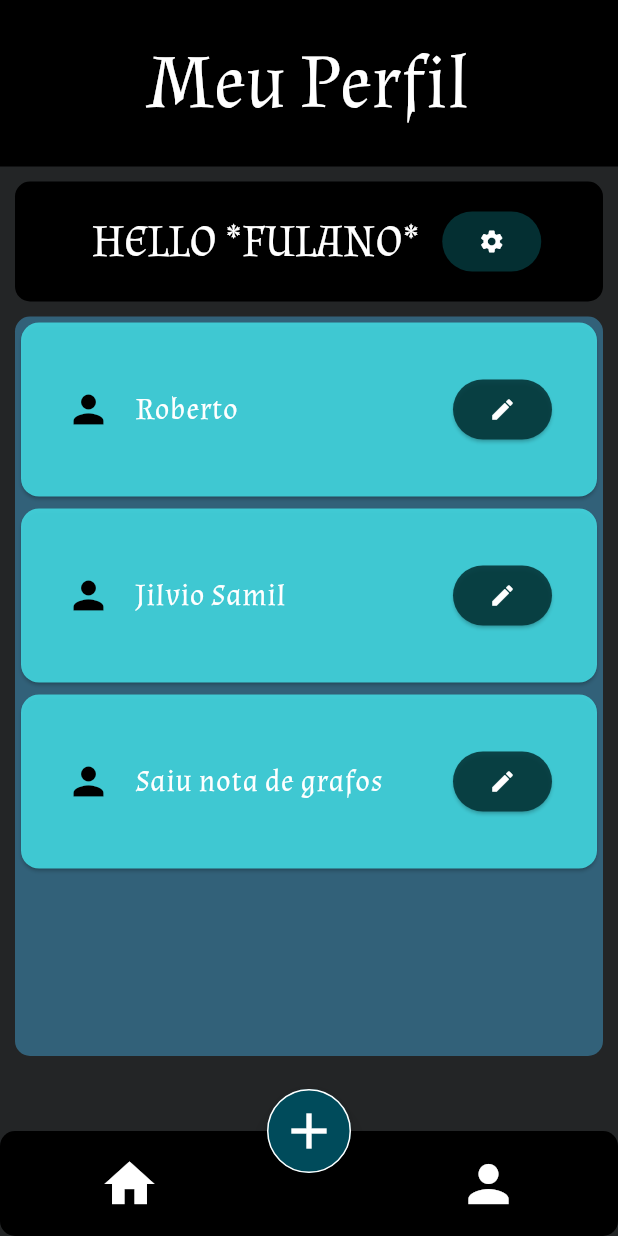
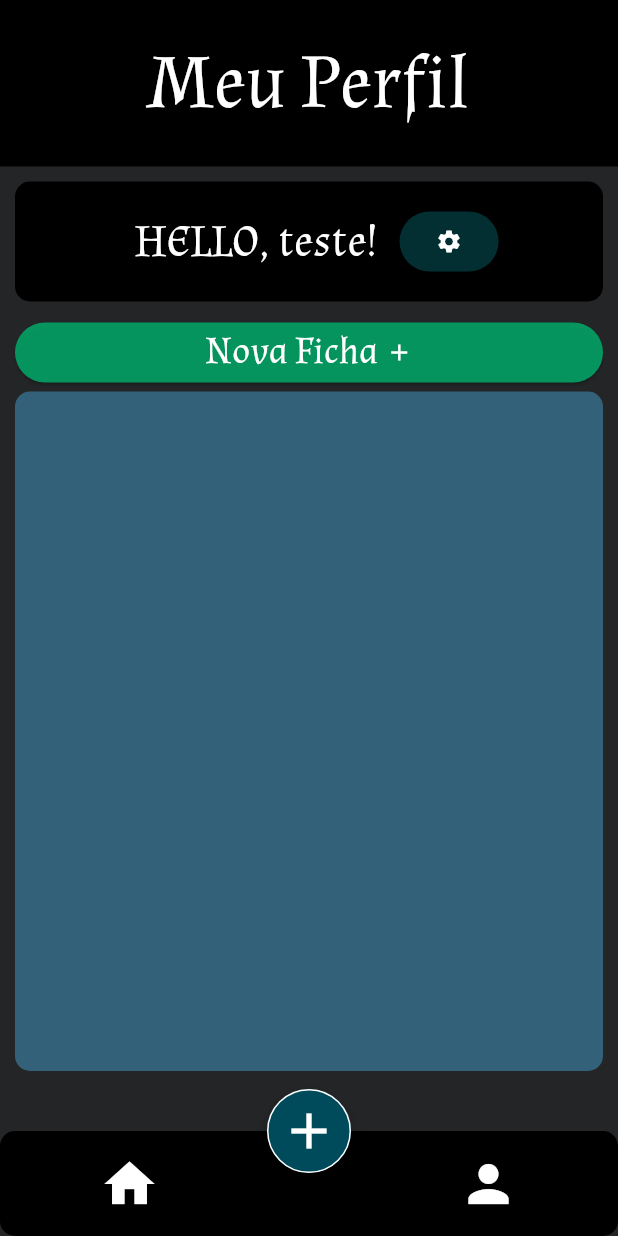
Before and after one commit to vinitava07/RPG-GO, a Flutter app: the Profile screen opened directly, on a phone screen of 412 x 824 dp. Run offline on Flutter 3.47's test engine with Material 3 defaults, Android fonts, the phone set to English and light mode, and no system bars; our stand-ins replace flutter_dotenv, flutter_svg, google_fonts, popover.

Commit message:
fullstack bacana

```diff
--- a/rpg_go/lib/main.dart
+++ b/rpg_go/lib/main.dart
@@ -9,7 +9,8 @@ import 'package:rpg_go/pages/master_room.dart';
 
 Future main() async {
   await dotenv.load(fileName: "lib/.env");
-  runApp(const MyApp());
+  runApp(
+    const MyApp());
 }
 
 class MyApp extends StatelessWidget {
@@ -21,7 +22,7 @@ class MyApp extends StatelessWidget {
       debugShowCheckedModeBanner: false,
       home: LoginPage(),
       routes: {
-        '/home_revival': (context) => HomeRevival(null),
+        '/home_revival': (context) => HomeRevival(),
         '/master_room': (context) =>  MasterRoom(),
       },
     );
--- /dev/null
+++ b/rpg_go/lib/models/globals.dart
@@ -0,0 +1,3 @@
+import 'package:rpg_go/models/User.dart';
+
+User loggedUser = User(-1, "teste", "teste", [], [], []);
--- a/rpg_go/lib/pages/login_page.dart
+++ b/rpg_go/lib/pages/login_page.dart
@@ -2,11 +2,13 @@ import 'dart:convert';
 import 'dart:async';
 import 'package:flutter/material.dart';
 import 'package:rpg_go/components/text_field.dart';
+import 'package:rpg_go/models/globals.dart';
 import 'package:rpg_go/pages/home_revival.dart';
 import 'package:rpg_go/pages/sign_up.dart';
 import 'package:rpg_go/models/User.dart';
 import 'package:http/http.dart' as http;
 import 'package:flutter_dotenv/flutter_dotenv.dart';
+import 'package:rpg_go/models/globals.dart' as globals;
 
 class LoginPage extends StatelessWidget {
   LoginPage({
@@ -97,7 +99,7 @@ class LoginPage extends StatelessWidget {
                               Navigator.push(
                                   context,
                                   MaterialPageRoute(
-                                      builder: (context) => HomeRevival(user)));
+                                      builder: (context) => HomeRevival()));
                             } else {
                               print("ERRO");
                               showDialog(
@@ -147,7 +149,7 @@ class LoginPage extends StatelessWidget {
       // If the server did return a 200 CREATED response,
       // then parse the JSON.
       print(response.body);
-      user = User.fromJson(jsonDecode(response.body) as Map<String, dynamic>);
+      globals.loggedUser = User.fromJson(jsonDecode(response.body) as Map<String, dynamic>);
       return true;
     } else {
       // If the server did not return a 201 CREATED response,
--- a/rpg_go/lib/pages/profile.dart
+++ b/rpg_go/lib/pages/profile.dart
@@ -4,6 +4,8 @@ import 'package:rpg_go/components/floating_menu_buttons.dart';
 import 'package:rpg_go/components/player_tile.dart';
 import 'package:rpg_go/components/room_header.dart';
 import 'package:rpg_go/pages/profile_settings.dart';
+import 'package:rpg_go/pages/edit_sheet_page.dart';
+import 'package:rpg_go/models/globals.dart' as globals;
 
 class Profile extends StatefulWidget {
   const Profile({super.key});
@@ -13,8 +15,11 @@ class Profile extends StatefulWidget {
 }
 
 class _ProfileState extends State<Profile> {
+  List<PlayerTile>? sheetList = [];
   @override
   Widget build(BuildContext context) {
+    sheetList = [];
+    sheetToTile();
     return Scaffold(
       backgroundColor: const Color.fromRGBO(35, 37, 38, 1),
       body: SafeArea(
@@ -43,9 +48,9 @@ class _ProfileState extends State<Profile> {
                               const SizedBox(
                                 width: 10,
                               ),
-                              const Text(
-                                "HELLO *FULANO*",
-                                style: TextStyle(
+                              Text(
+                                "HELLO, ${globals.loggedUser.name}!",
+                                style: const TextStyle(
                                     color: Colors.white,
                                     fontSize: 30,
                                     fontFamily: 'Revol'),
@@ -77,17 +82,45 @@ class _ProfileState extends State<Profile> {
                     Container(
                       margin: const EdgeInsets.only(
                           top: 100, bottom: 50, left: 10, right: 10),
+                      child: ElevatedButton(
+                              style: ElevatedButton.styleFrom(
+                                  backgroundColor:
+                                      const Color.fromARGB(227, 4, 163, 102)),
+                              onPressed: () {
+                                Navigator.push(
+                                    context,
+                                    MaterialPageRoute(
+                                        builder: (context) =>
+                                            const EditSheetPage()));
+                              },
+                              child: const Row(
+                                mainAxisAlignment: MainAxisAlignment.center,
+                                children: [
+                                  Text("Nova Ficha",
+                                      style: TextStyle(
+                                          color: Colors.white, fontSize: 25, fontFamily: 'Revol')),
+                                  SizedBox(width: 5,),
+                                  Icon(
+                                    Icons.add,
+                                    color: Colors.white,
+                                  ),
+                                ],
+                              ),
+                            ),
+                    ),
+                    Container(
+                      margin: const EdgeInsets.only(
+                          top: 150, bottom: 40, left: 10, right: 10),
                       decoration: const BoxDecoration(
                         color: Color.fromRGBO(50, 97, 121, 1),
                         borderRadius: BorderRadius.all(Radius.circular(10)),
                       ),
-                      child: ListView(
+                      child: ListView.builder(
+                        itemCount: sheetList!.length,
+                        itemBuilder: (context, index) {
+                          return sheetList![index];
+                        },
                         //physics: const BouncingScrollPhysics(),
-                        children: const [
-                          PlayerTile("Roberto"),
-                          PlayerTile("Jilvio Samil"),
-                          PlayerTile("Saiu nota de grafos"),
-                        ],
                       ),
                     ),
                   ],
@@ -106,4 +139,10 @@ class _ProfileState extends State<Profile> {
       ),
     );
   }
+
+  void sheetToTile() {
+    for (var sheet in globals.loggedUser!.sheets!) {
+      sheetList?.add(PlayerTile(sheet.name));
+    }
+  }
 }
--- a/rpg_go/lib/pages/sign_up.dart
+++ b/rpg_go/lib/pages/sign_up.dart
@@ -114,7 +114,7 @@ class SignUpPage extends StatelessWidget {
                                     context,
                                     MaterialPageRoute(
                                         builder: (context) =>
-                                            HomeRevival(user!)));
+                                            HomeRevival()));
                               } else {
                                 print("usuario ja existe");
                               }
--- a/rpg_go/pubspec.yaml
+++ b/rpg_go/pubspec.yaml
@@ -41,6 +41,7 @@ dependencies:
   qr_flutter: ^4.1.0
   http: ^1.2.1
   flutter_dotenv: ^5.1.0
+  provider: ^6.1.2
 
 dev_dependencies:
   flutter_test:
```
Also changed, not shown: rpg_go/lib/models/Room.dart (+16 -21 lines), rpg_go/lib/models/Sheet.dart (+16 -21 lines), rpg_go/lib/models/Table.dart (+20 -18 lines), rpg_go/lib/models/User.dart (+6 -5 lines), rpg_go/lib/pages/home_revival.dart (+8 -13 lines).
